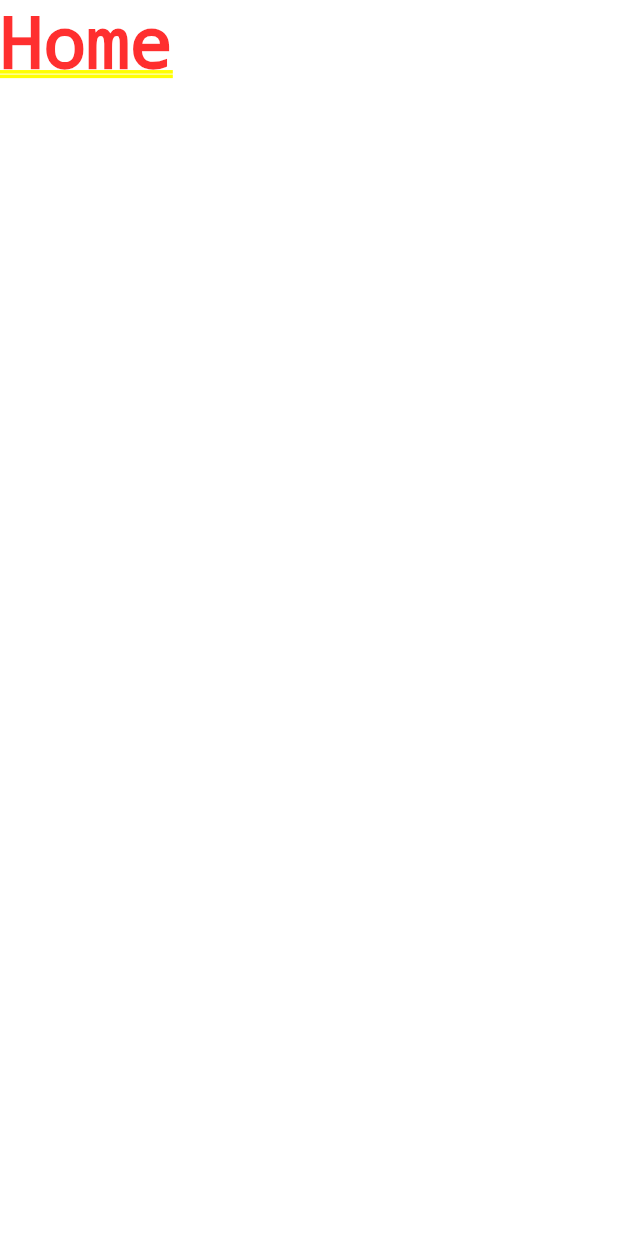
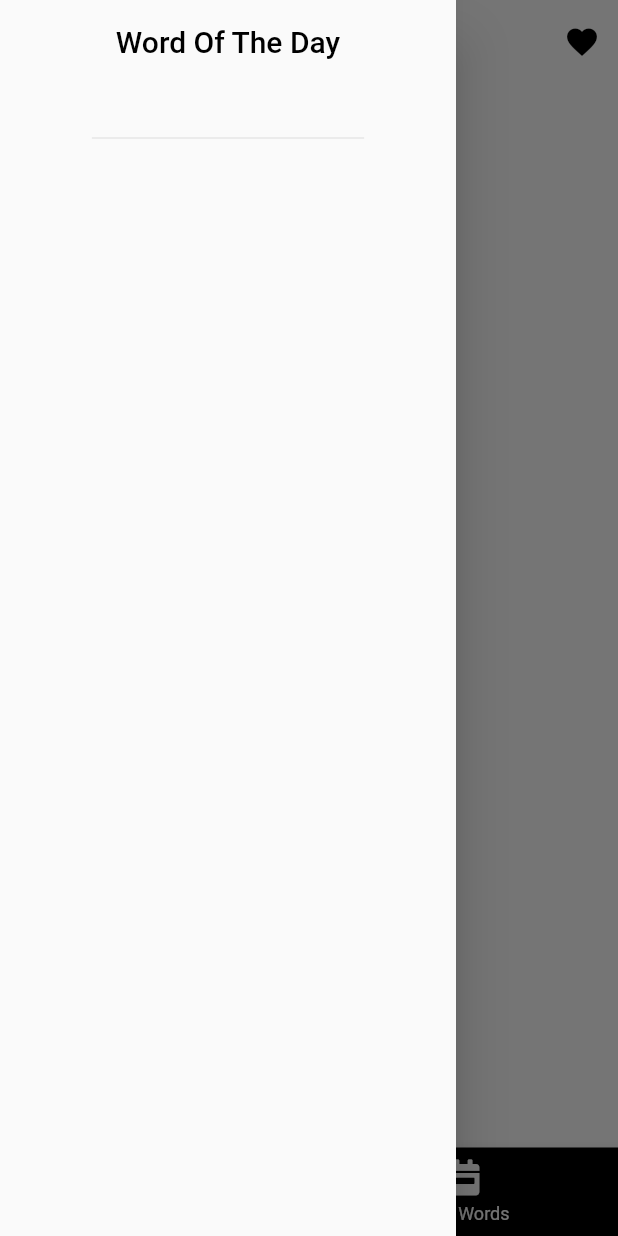
Before and after one commit to bjcarlson42/wotd, a Flutter app: the screen it shows after launch, with the side drawer open (before the commit the screen has no drawer), on a phone screen of 412 x 824 dp. Run offline on Flutter 3.47's test engine with Material 2 defaults, Android fonts, the phone set to English and light mode, and no system bars; our stand-ins replace font_awesome_flutter.

```diff
--- /dev/null
+++ b/lib/components/drawer.dart
@@ -0,0 +1,25 @@
+import 'package:flutter/material.dart';
+
+class MyDarawer extends StatelessWidget {
+  @override
+  Widget build(BuildContext context) {
+    return Drawer(
+      child: Column(
+        children: [
+          Container(
+            height: 100.0,
+            child: DrawerHeader(
+              child: Text(
+                'Word Of The Day',
+                style: TextStyle(
+                  color: Colors.black,
+                  fontSize: 20.0,
+                ),
+              ),
+            ),
+          )
+        ],
+      ),
+    );
+  }
+}
--- /dev/null
+++ b/lib/components/nav.dart
@@ -0,0 +1,65 @@
+import 'package:flutter/material.dart';
+import 'package:font_awesome_flutter/font_awesome_flutter.dart';
+import 'package:wotd/components/drawer.dart';
+
+class Nav extends StatefulWidget {
+  @override
+  _NavState createState() => _NavState();
+}
+
+class _NavState extends State<Nav> {
+  int _selectedIndex = 0;
+  static List<Widget> _widgetOptions = <Widget>[
+    Text('WOTD'),
+    Text('Past Words'),
+  ];
+  void _onItemTapped(int index) {
+    setState(() {
+      _selectedIndex = index;
+    });
+  }
+
+  @override
+  Widget build(BuildContext context) {
+    return Scaffold(
+      backgroundColor: Colors.white,
+      drawer: MyDarawer(),
+      appBar: AppBar(
+        title: Text('Word Of The Day'),
+        elevation: 0.0,
+        actions: [
+          IconButton(
+            icon: Icon(
+              Icons.favorite,
+            ),
+            onPressed: () => {},
+          ),
+        ],
+      ),
+      body: Center(child: _widgetOptions[_selectedIndex]),
+      bottomNavigationBar: BottomNavigationBar(
+        items: const <BottomNavigationBarItem>[
+          BottomNavigationBarItem(
+            icon: Icon(
+              Icons.calendar_today,
+            ),
+            title: Text('WOTD'),
+          ),
+          BottomNavigationBarItem(
+            icon: FaIcon(
+              FontAwesomeIcons.calendarWeek,
+            ),
+            title: Text('Past Words'),
+          ),
+        ],
+        selectedItemColor: Colors.white,
+        selectedFontSize: 16.0,
+        unselectedItemColor: Colors.white,
+        unselectedFontSize: 12.0,
+        backgroundColor: Colors.black,
+        onTap: _onItemTapped,
+        currentIndex: _selectedIndex,
+      ),
+    );
+  }
+}
--- a/lib/main.dart
+++ b/lib/main.dart
@@ -1,4 +1,5 @@
 import 'package:flutter/material.dart';
+import 'package:wotd/components/nav.dart';
 
 void main() {
   runApp(MyApp());
@@ -13,7 +14,7 @@ class MyApp extends StatelessWidget {
         primaryColor: Color(0xffffffff),
       ),
       debugShowCheckedModeBanner: false,
-      home: Text('Home'),
+      home: Nav(),
     );
   }
 }
--- a/pubspec.yaml
+++ b/pubspec.yaml
@@ -23,11 +23,8 @@ environment:
 dependencies:
   flutter:
     sdk: flutter
-
-
-  # The following adds the Cupertino Icons font to your application.
-  # Use with the CupertinoIcons class for iOS style icons.
   cupertino_icons: ^0.1.3
+  font_awesome_flutter: 8.8.1
 
 dev_dependencies:
   flutter_test:
```
Also changed, not shown: pubspec.lock.
